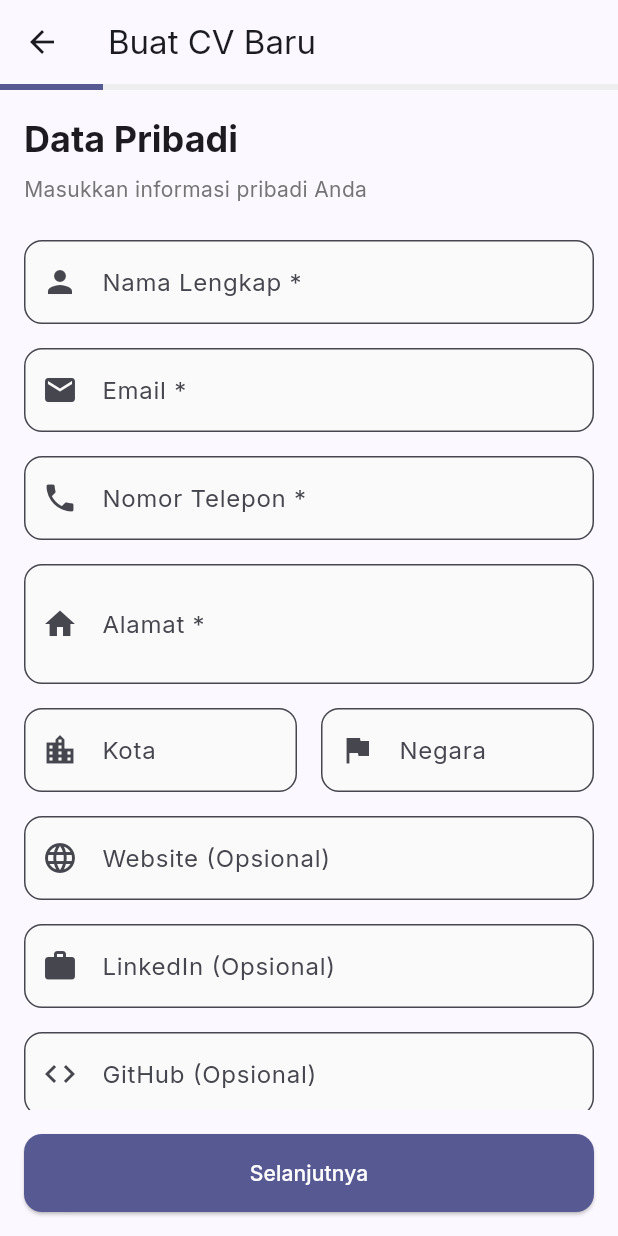
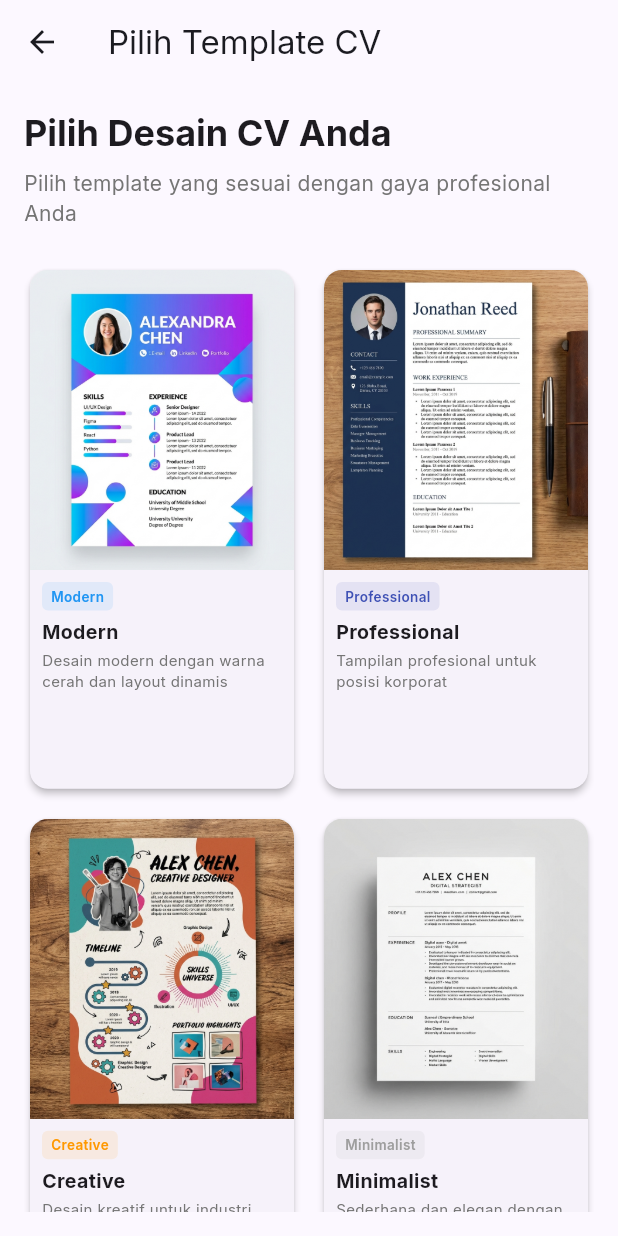
Before and after one commit to Julianarwansah/smartcv_creator_app, a Flutter app: the screen it shows once a user with an empty profile is signed in, after a tap on "Buat CV", on a phone screen of 412 x 824 dp. Run offline on Flutter 3.47's test engine with Material 3 defaults, Android fonts, the phone set to English and light mode, and no system bars; our stand-ins replace cloud_firestore, firebase_auth, firebase_core, google_fonts, pdf, printing; accounts and stored records are empty.

Commit message:
Memperbaiki overflow responsif dan mengintegrasikan pemilihan template ke dalam flow pembuatan CV

```diff
--- a/lib/screens/home_screen.dart
+++ b/lib/screens/home_screen.dart
@@ -3,8 +3,8 @@ import 'package:provider/provider.dart';
 import '../providers/auth_provider.dart';
 import '../providers/resume_provider.dart';
 import '../providers/portfolio_provider.dart';
-import 'resume/resume_form_screen.dart';
 import 'resume/resume_preview_screen.dart';
+import 'resume/template_selection_screen.dart';
 import 'profile/profile_screen.dart';
 import 'templates/template_gallery_screen.dart';
 import '../widgets/cv_template_card.dart';
@@ -169,7 +169,8 @@ class _HomeScreenState extends State<HomeScreen> {
                         Navigator.push(
                           context,
                           MaterialPageRoute(
-                            builder: (context) => const ResumeFormScreen(),
+                            builder: (context) =>
+                                const TemplateSelectionScreen(),
                           ),
                         );
                       },
--- a/lib/screens/resume/resume_form_screen.dart
+++ b/lib/screens/resume/resume_form_screen.dart
@@ -13,8 +13,13 @@ import 'resume_preview_screen.dart';
 
 class ResumeFormScreen extends StatefulWidget {
   final ResumeModel? initialData;
+  final String? selectedTemplateId;
 
-  const ResumeFormScreen({super.key, this.initialData});
+  const ResumeFormScreen({
+    super.key,
+    this.initialData,
+    this.selectedTemplateId,
+  });
 
   @override
   State<ResumeFormScreen> createState() => _ResumeFormScreenState();
@@ -175,7 +180,7 @@ class _ResumeFormScreenState extends State<ResumeFormScreen> {
           personalSummary: _summaryController.text.isEmpty
               ? null
               : _summaryController.text,
-          templateId: 'minimalist',
+          templateId: widget.selectedTemplateId ?? 'minimalist',
           createdAt: DateTime.now(),
         );
 
--- /dev/null
+++ b/lib/screens/resume/template_selection_screen.dart
@@ -0,0 +1,65 @@
+import 'package:flutter/material.dart';
+import '../../data/cv_template_data.dart';
+import '../../models/cv_template.dart';
+import '../../widgets/cv_template_card.dart';
+import 'resume_form_screen.dart';
+
+class TemplateSelectionScreen extends StatelessWidget {
+  const TemplateSelectionScreen({super.key});
+
+  @override
+  Widget build(BuildContext context) {
+    return Scaffold(
+      appBar: AppBar(title: const Text('Pilih Template CV')),
+      body: Padding(
+        padding: const EdgeInsets.all(16),
+        child: Column(
+          crossAxisAlignment: CrossAxisAlignment.start,
+          children: [
+            Text(
+              'Pilih Desain CV Anda',
+              style: Theme.of(
+                context,
+              ).textTheme.headlineSmall?.copyWith(fontWeight: FontWeight.bold),
+            ),
+            const SizedBox(height: 8),
+            Text(
+              'Pilih template yang sesuai dengan gaya profesional Anda',
+              style: TextStyle(color: Colors.grey[600]),
+            ),
+            const SizedBox(height: 24),
+            Expanded(
+              child: GridView.builder(
+                gridDelegate: const SliverGridDelegateWithFixedCrossAxisCount(
+                  crossAxisCount: 2,
+                  childAspectRatio: 0.52,
+                  crossAxisSpacing: 12,
+                  mainAxisSpacing: 12,
+                ),
+                itemCount: cvTemplates.length,
+                itemBuilder: (context, index) {
+                  final template = cvTemplates[index];
+                  return CVTemplateCard(
+                    template: template,
+                    onTap: () {
+                      _navigateToForm(context, template);
+                    },
+                  );
+                },
+              ),
+            ),
+          ],
+        ),
+      ),
+    );
+  }
+
+  void _navigateToForm(BuildContext context, CVTemplate template) {
+    Navigator.pushReplacement(
+      context,
+      MaterialPageRoute(
+        builder: (context) => ResumeFormScreen(selectedTemplateId: template.id),
+      ),
+    );
+  }
+}
--- a/lib/widgets/cv_template_card.dart
+++ b/lib/widgets/cv_template_card.dart
@@ -42,7 +42,7 @@ class CVTemplateCard extends StatelessWidget {
               // Template Info
               Flexible(
                 child: Padding(
-                  padding: const EdgeInsets.all(10),
+                  padding: const EdgeInsets.all(8),
                   child: Column(
                     crossAxisAlignment: CrossAxisAlignment.start,
                     mainAxisSize: MainAxisSize.min,
@@ -50,8 +50,8 @@ class CVTemplateCard extends StatelessWidget {
                       // Category Badge
                       Container(
                         padding: const EdgeInsets.symmetric(
-                          horizontal: 8,
-                          vertical: 4,
+                          horizontal: 6,
+                          vertical: 3,
                         ),
                         decoration: BoxDecoration(
                           color: _getCategoryColor(
@@ -62,28 +62,28 @@ class CVTemplateCard extends StatelessWidget {
                         child: Text(
                           template.category,
                           style: TextStyle(
-                            fontSize: 10,
+                            fontSize: 9,
                             fontWeight: FontWeight.w600,
                             color: _getCategoryColor(template.category),
                           ),
                         ),
                       ),
-                      const SizedBox(height: 6),
+                      const SizedBox(height: 5),
                       // Template Name
                       Text(
                         template.name,
                         style: const TextStyle(
-                          fontSize: 14,
+                          fontSize: 13,
                           fontWeight: FontWeight.bold,
                         ),
                         maxLines: 1,
                         overflow: TextOverflow.ellipsis,
                       ),
-                      const SizedBox(height: 3),
+                      const SizedBox(height: 2),
                       // Template Description
                       Text(
                         template.description,
-                        style: TextStyle(fontSize: 11, color: Colors.grey[600]),
+                        style: TextStyle(fontSize: 10, color: Colors.grey[600]),
                         maxLines: 2,
                         overflow: TextOverflow.ellipsis,
                       ),
```
